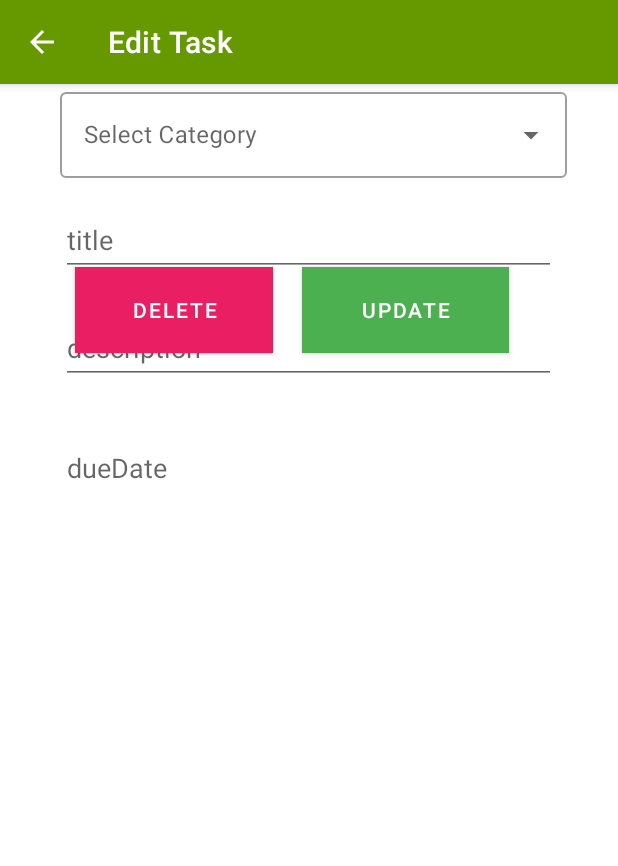
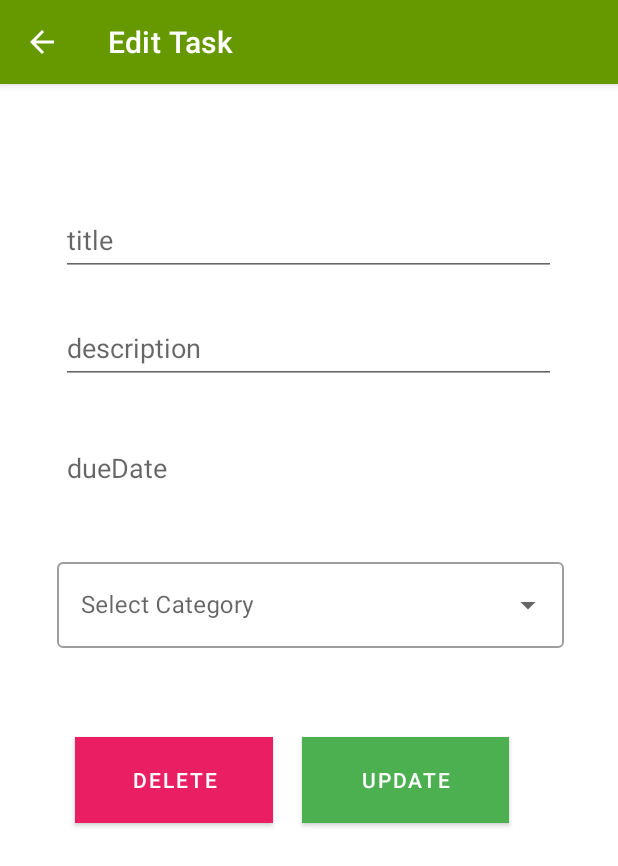
Before and after one commit to SandaliKavi99/To-Do-App, an Android app: the UpdateTask screen opened directly, with no data from a screen before it, on a phone screen of 412 x 824 dp. Shown: the top 866 px of the screen. Run offline under Robolectric (Android 15) with nearby library versions, the phone set to English and light mode, and no system bars; 4 statements that could not run were skipped.

Commit message:
solve the some design error

```diff
--- a/app/src/main/res/layout/activity_edit.xml
+++ b/app/src/main/res/layout/activity_edit.xml
@@ -47,11 +47,13 @@
         android:layout_height="74dp"
         android:layout_margin="16dp"
         android:hint="@string/select"
+        app:layout_constraintBottom_toBottomOf="parent"
         app:layout_constraintEnd_toEndOf="parent"
-        app:layout_constraintHorizontal_bias="0.746"
+        app:layout_constraintHorizontal_bias="0.688"
         app:layout_constraintStart_toStartOf="parent"
-        tools:ignore="MissingConstraints"
-        tools:layout_editor_absoluteY="314dp">
+        app:layout_constraintTop_toBottomOf="@+id/dueDate2"
+        app:layout_constraintVertical_bias="0.046"
+        tools:ignore="MissingConstraints">
 
         <AutoCompleteTextView
             android:id="@+id/auto_complete_txt1"
```
